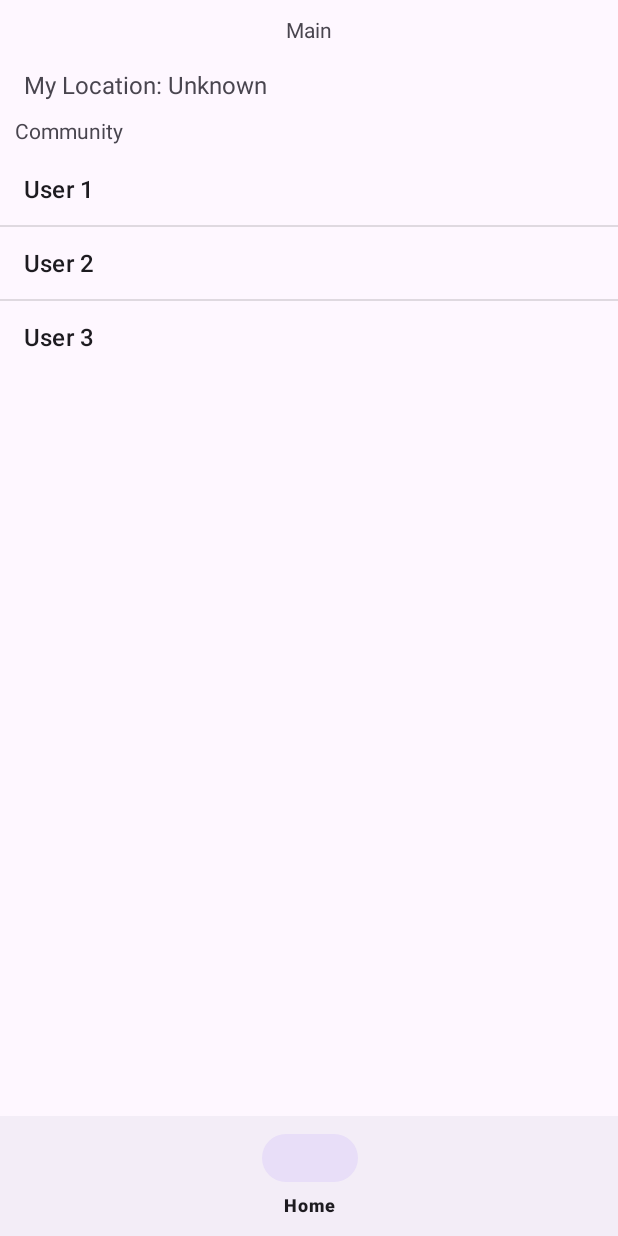
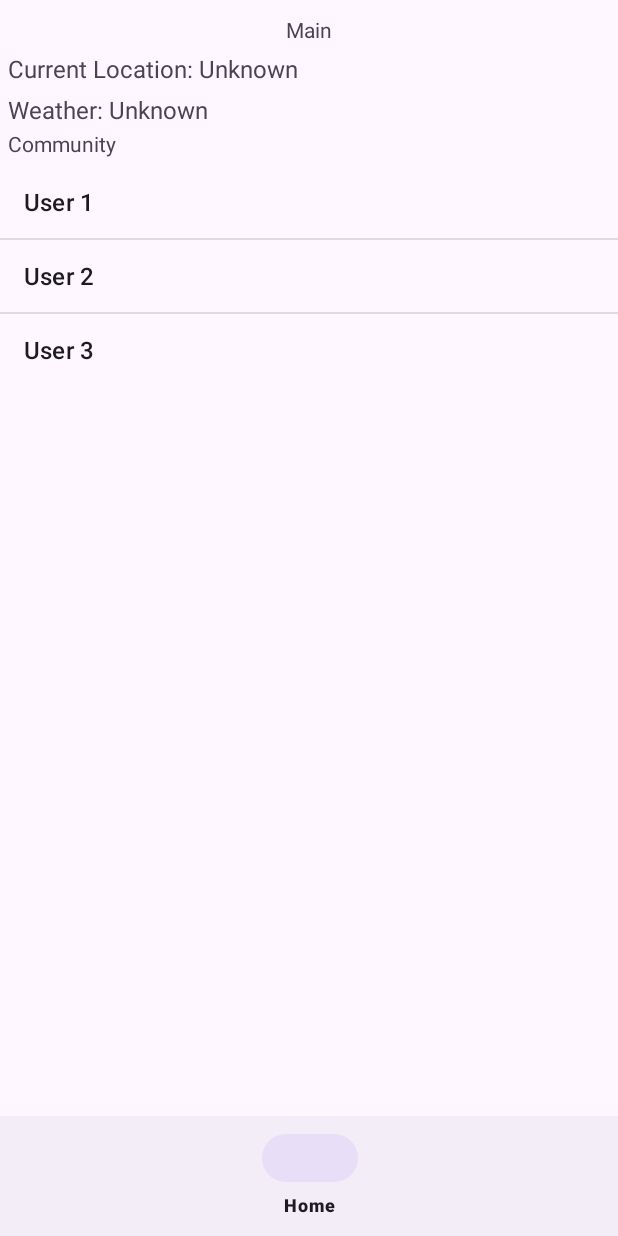
Before and after one commit to InveloperJihyeok/Bohemian, an Android app: the screen it shows after launch (MainActivity), on a phone screen of 412 x 824 dp. Run offline under Robolectric (Android 15) with nearby library versions, the phone set to English and light mode, and no system bars.

Commit message:
Current Location's Weather

```diff
--- a/app/build.gradle.kts
+++ b/app/build.gradle.kts
@@ -47,6 +47,9 @@ dependencies {
     androidTestImplementation("androidx.test.espresso:espresso-core:3.5.1")
     implementation("androidx.lifecycle:lifecycle-runtime-ktx:2.6.2")
     implementation("androidx.lifecycle:lifecycle-common:2.6.2")
+    implementation("com.squareup.retrofit2:retrofit:2.9.0")
+    implementation("com.squareup.retrofit2:converter-gson:2.9.0")
+    implementation("com.squareup.okhttp3:okhttp:4.9.1")
 
     implementation("androidx.core:core-splashscreen:1.0.0-rc01")
     implementation("com.google.android.gms:play-services-maps:18.2.0")
--- a/app/src/main/res/layout/fragment_home.xml
+++ b/app/src/main/res/layout/fragment_home.xml
@@ -11,14 +11,28 @@
         android:layout_height="wrap_content"
         android:layout_alignParentTop="true"
         android:layout_centerHorizontal="true"
-        android:layout_margin="16dp"
-        android:layout_marginTop="1dp"
-        android:text="My Location: Unknown"
+        android:layout_margin="5dp"
+        android:layout_marginTop="16dp"
+        android:text="Current Location: Unknown"
         android:textSize="16sp"
         app:layout_constraintStart_toStartOf="parent"
         app:layout_constraintTop_toBottomOf="@+id/textView2"
         tools:ignore="MissingConstraints" />
 
+
+    <TextView
+        android:id="@+id/weatherTextView"
+        android:layout_width="wrap_content"
+        android:layout_height="wrap_content"
+        android:layout_alignParentTop="true"
+        android:layout_centerHorizontal="true"
+        android:layout_margin="5dp"
+        android:layout_marginStart="6dp"
+        android:text="Weather: Unknown"
+        android:textSize="16sp"
+        app:layout_constraintStart_toStartOf="parent"
+        app:layout_constraintTop_toBottomOf="@+id/locationTextView"
+        tools:ignore="MissingConstraints" />
 
     <ListView
         android:id="@+id/locationListView"
@@ -50,10 +64,10 @@
         android:id="@+id/textView7"
         android:layout_width="wrap_content"
         android:layout_height="wrap_content"
-        android:layout_marginStart="10dp"
-        android:layout_marginTop="10dp"
+        android:layout_marginStart="5dp"
+        android:layout_marginTop="2dp"
         android:text="Community"
         app:layout_constraintStart_toStartOf="parent"
-        app:layout_constraintTop_toBottomOf="@+id/locationTextView" />
+        app:layout_constraintTop_toBottomOf="@+id/weatherTextView" />
 
 </androidx.constraintlayout.widget.ConstraintLayout>
```
Also changed, not shown: app/src/main/java/com/team1/bohemian/HomeFragment.kt (+71 -1 lines).
